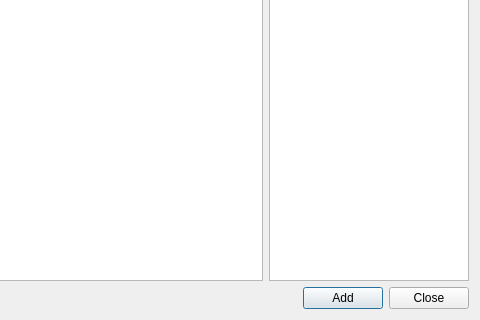
Old version of the form additemdialog.ui in the repository geertdaelemans/BrickManager; both pictures show x 480 to 960 and y 303 to 623 of the 960 by 623 pixel window.
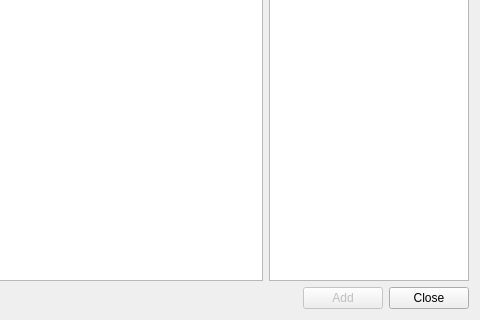
New version of the form.

Commit message: Add button only active when correct info selected.

Diff of the .ui file:
```diff
--- a/additemdialog.ui
+++ b/additemdialog.ui
@@ -267,6 +267,9 @@
      </item>
      <item>
       <widget class="QPushButton" name="addPushButton">
+       <property name="enabled">
+        <bool>false</bool>
+       </property>
        <property name="text">
         <string>Add</string>
        </property>
```
The commit also changes 2 other files.
